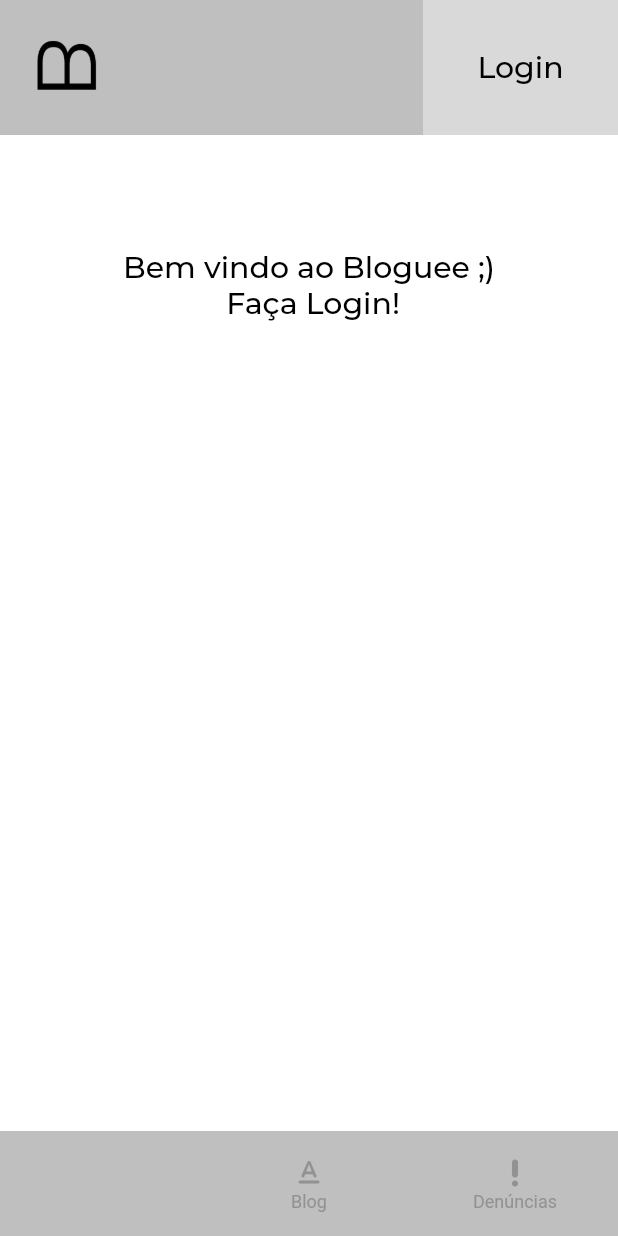
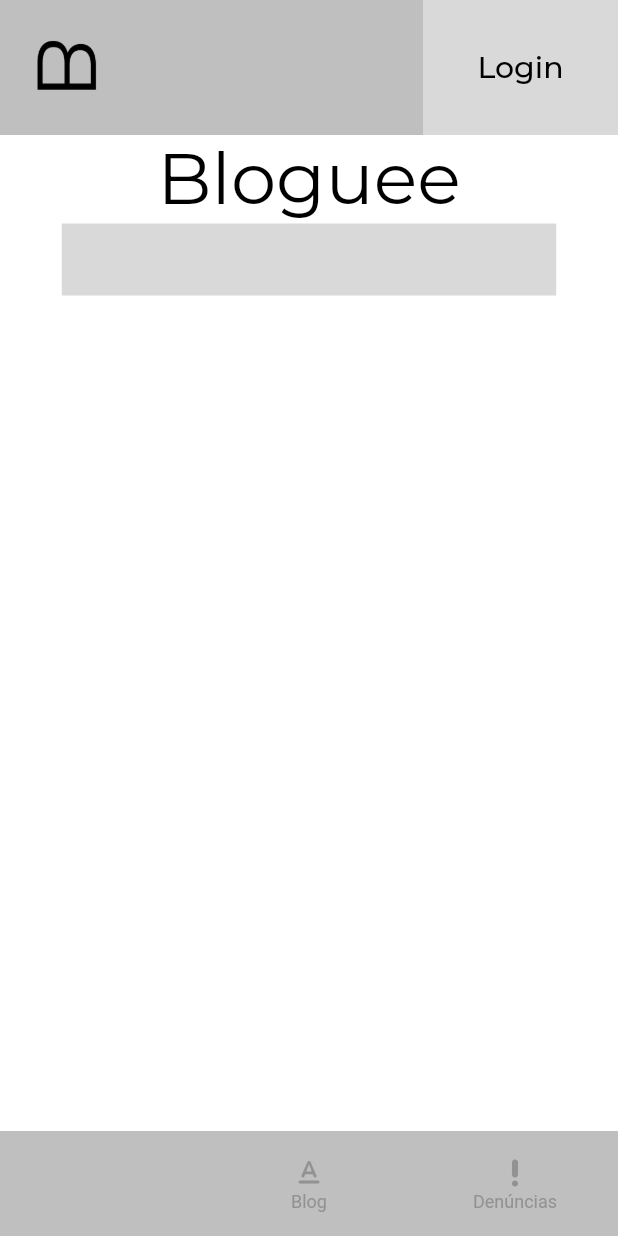
Before and after one commit to mmessiasdev/Bloguee, a Flutter app: the screen it shows after launch, on a phone screen of 412 x 824 dp. Run offline on Flutter 3.47's test engine with Material 2 defaults, Android fonts, the phone set to English and light mode, and no system bars; drawn by our look-alikes of flutter_snake_navigationbar; our stand-ins replace badges, cached_network_image, flutter_dotenv, flutter_easyloading, flutter_secure_storage, geolocator and 5 more; accounts and stored records are empty; network calls fail; Roboto replaces fonts that are missing (Asap).

Commit message:
Search Page added

```diff
--- a/front/fluttercode/lib/component/colors.dart
+++ b/front/fluttercode/lib/component/colors.dart
@@ -10,3 +10,4 @@ final Color TerciaryColorOff = Color(0xBFBFBF);
 final Color OffColor = Color.fromRGBO(146, 146, 146, 1);
 final Color BackgroundOffColor = Color.fromRGBO(240, 185, 195, 0.3);
 final Color lightColor = Colors.white;
+final Color nightColor = const Color.fromARGB(255, 0, 0, 0);
--- a/front/fluttercode/lib/view/account/auth/sign_in_screen.dart
+++ b/front/fluttercode/lib/view/account/auth/sign_in_screen.dart
@@ -80,7 +80,7 @@ class _SignInScreenState extends State<SignInScreen> {
                         padding: const EdgeInsets.only(top: 20),
                         child: PrimaryText(
                             text: 'Login',
-                            color: Colors.black,
+                            color: nightColor,
                             align: TextAlign.start),
                       ),
                       Padding(
@@ -148,8 +148,6 @@ class _SignInScreenState extends State<SignInScreen> {
                       // ),
                       Padding(
                         padding: const EdgeInsets.only(top: 30),
-                        child: SizedBox(
-                          height: 100,
                         child: Row(
                           mainAxisAlignment: MainAxisAlignment.center,
                           children: [
@@ -171,7 +169,6 @@ class _SignInScreenState extends State<SignInScreen> {
                           ],
                         ),
                       ),
-                      ),
                       const SizedBox(height: 10)
                     ],
                   ),
--- a/front/fluttercode/lib/view/home/home_screen.dart
+++ b/front/fluttercode/lib/view/home/home_screen.dart
@@ -1,9 +1,12 @@
+import 'package:fluttercode/component/buttomdefault.dart';
 import 'package:fluttercode/controller/map.dart';
 import 'package:fluttercode/model/locals.dart';
 import 'package:flutter/material.dart';
 import 'package:fluttercode/component/header.dart';
 import 'package:fluttercode/service/local_service/local_auth_service.dart';
 import 'package:fluttercode/view/account/auth/sign_in_screen.dart';
+import 'package:fluttercode/view/account/auth/sign_up_screen.dart';
+import 'package:fluttercode/view/search/searchposter.dart';
 import 'package:get/get.dart';
 import 'package:google_maps_flutter/google_maps_flutter.dart';
 
@@ -62,16 +65,51 @@ class _HomeScreenState extends State<HomeScreen> {
                   ),
                 ))),
         fullName == "null"
-            ? SizedBox(
-              height: 200,
-              child: Center(
-                  child: SecundaryText(
-                      text: "Bem vindo ao Bloguee ;) \n Faça Login!",
-                      color: Colors.black,
-                      align: TextAlign.start),
+            ? Center(
+                child: Column(
+                  children: [
+                    PrimaryText(
+                        text: 'Bloguee',
+                        color: nightColor,
+                        align: TextAlign.center),
+                    GestureDetector(
+                      onTap: () {
+                        showSearch(context: context, delegate: SearchPosters());
+                      },
+                      child: Container(
+                        color: PrimaryColor,
+                        width: MediaQuery.of(context).size.width * .8,
+                        height: 48,
+                      ),
+                    )
+                  ],
                 ),
-            )
-            : Text("Authentiqued")
+              )
+            : Padding(
+                padding: const EdgeInsets.only(left: 40, right: 40, top: 75),
+                child: Column(
+                  children: [
+                    Center(
+                      child: SecundaryText(
+                          text: "Bem vindo ao Bloguee ;) \n Faça Login!",
+                          color: Colors.black,
+                          align: TextAlign.start),
+                    ),
+                    Padding(
+                      padding: const EdgeInsets.only(top: 30),
+                      child: InputTextButton(
+                        title: "Login",
+                        onClick: () {
+                          Navigator.pushReplacement(
+                              context,
+                              MaterialPageRoute(
+                                  builder: (context) => const SignInScreen()));
+                        },
+                      ),
+                    ),
+                  ],
+                ),
+              )
       ],
     ));
   }
--- /dev/null
+++ b/front/fluttercode/lib/view/search/searchposter.dart
@@ -0,0 +1,29 @@
+import 'package:flutter/material.dart';
+
+class SearchPosters extends SearchDelegate<String> {
+  @override
+  List<Widget>? buildActions(BuildContext context) {
+    // TODO: implement buildActions
+    return [
+      Container(),
+    ];
+  }
+
+  @override
+  Widget? buildLeading(BuildContext context) {
+    // TODO: implement buildLeading
+    return Container();
+  }
+
+  @override
+  Widget buildResults(BuildContext context) {
+    // TODO: implement buildResults
+    return Container();
+  }
+
+  @override
+  Widget buildSuggestions(BuildContext context) {
+    // TODO: implement buildSuggestions
+    return Container();
+  }
+}
```
Also changed, not shown: front/fluttercode/lib/view/account/auth/sign_up_screen.dart (+18 -16 lines). Lines whose indentation alone changed are shown as unchanged.
